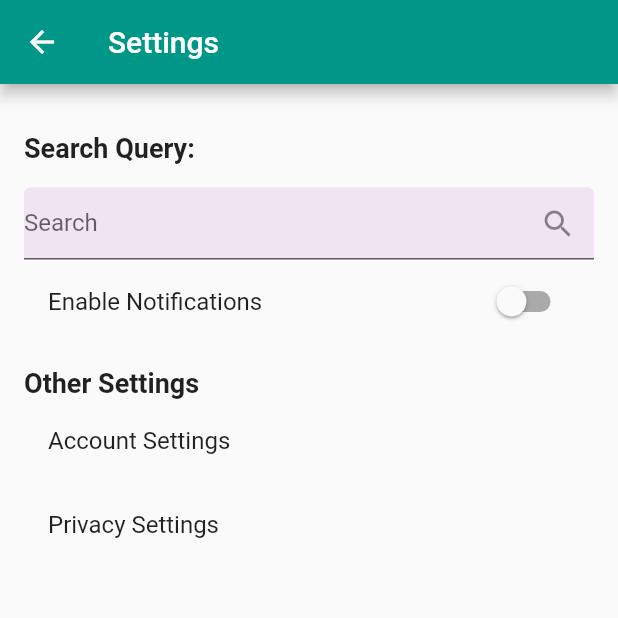
After one commit to sofiapopetrogu/yalla_application, a Flutter app: the HomePage screen opened directly, item 3 of the bottom bar chosen, after a tap on "Enable Notifications", on a phone screen of 412 x 824 dp, the top half of it. The commit adds this screen. Run offline on Flutter 3.47's test engine with Material 2 defaults, Android fonts, the phone set to English and light mode, and no system bars; our stand-ins replace flutter_login, material_design_icons_flutter, shared_preferences; accounts and stored records are empty.

Commit message:
added settings page

```diff
--- a/lib/screens/homepage.dart
+++ b/lib/screens/homepage.dart
@@ -4,6 +4,7 @@ import 'package:shared_preferences/shared_preferences.dart';
 import 'package:material_design_icons_flutter/material_design_icons_flutter.dart';
 import 'package:project_app/screens/profile.dart';
 import 'package:project_app/screens/community.dart';
+import 'package:project_app/screens/settings.dart';
 
 
 class HomePage extends StatelessWidget {
@@ -63,6 +64,9 @@ class HomePage extends StatelessWidget {
            else if (index == 1) {
             _toCommunity(context);
           }
+          else if (index == 2) {
+            _toSettings(context);
+          }
         },
       ),
     );
@@ -94,4 +98,12 @@ class HomePage extends StatelessWidget {
     );
   }
 
+  void _toSettings(BuildContext context) {
+
+    Navigator.push(
+      context,
+      MaterialPageRoute(builder: (context) => Settings()),
+    );
+  }
+
 } //HomePage
--- /dev/null
+++ b/lib/screens/settings.dart
@@ -0,0 +1,114 @@
+// ignore_for_file: prefer_const_literals_to_create_immutables, prefer_const_constructors
+
+import 'package:flutter/material.dart';
+import 'dart:async';
+
+class Settings extends StatefulWidget {
+  const Settings({Key? key}) : super(key: key);
+
+  static const routename = 'Settings';
+
+  @override
+  _SettingsState createState() => _SettingsState();
+}
+
+class _SettingsState extends State<Settings> {
+  bool _notificationEnabled = true;
+  TextEditingController _searchController = TextEditingController();
+  String _searchQuery = '';
+
+  void _performSearch() {
+    String query = _searchController.text;
+    setState(() {
+      _searchQuery = query;
+    });
+    // Implement your search logic here
+    // This is just a sample action
+    showDialog(
+      context: context,
+      builder: (BuildContext context) {
+        return AlertDialog(
+          title: Text('Search'),
+          content: Text('Performing search for: $query'),
+          actions: <Widget>[
+            TextButton(
+              child: Text('OK'),
+              onPressed: () {
+                Navigator.of(context).pop();
+              },
+            ),
+          ],
+        );
+      },
+    );
+  }
+
+  @override
+  void dispose() {
+    _searchController.dispose();
+    super.dispose();
+  }
+
+  @override
+  Widget build(BuildContext context) {
+    return Scaffold(
+      appBar: AppBar(
+        title: Text('Settings'),
+        backgroundColor: Colors.teal, // Set the background color to teal
+      ),
+      body: Padding(
+        padding: EdgeInsets.all(16.0),
+        child: Column(
+          crossAxisAlignment: CrossAxisAlignment.start,
+          children: [
+            SizedBox(height: 16.0),
+            Text(
+              'Search Query: $_searchQuery',
+              style: TextStyle(fontSize: 18.0, fontWeight: FontWeight.bold),
+            ),
+            SizedBox(height: 16.0),
+            TextField(
+              controller: _searchController,
+              decoration: InputDecoration(
+                labelText: 'Search',
+                suffixIcon: IconButton(
+                  icon: Icon(Icons.search),
+                  onPressed: _performSearch,
+                ),
+              ),
+            ),
+            SwitchListTile(
+              title: Text('Enable Notifications'),
+              activeColor: Colors.teal,
+              value: _notificationEnabled,
+              onChanged: (value) {
+                setState(() {
+                  _notificationEnabled = value;
+                });
+              },
+            ),
+            SizedBox(height: 16.0),
+            Text(
+              'Other Settings',
+              style: TextStyle(fontSize: 18.0, fontWeight: FontWeight.bold),
+            ),
+            ListTile(
+              title: Text('Account Settings'),
+              onTap: () {
+                // Perform action when account settings is tapped
+              },
+            ),
+            ListTile(
+              title: Text('Privacy Settings'),
+              onTap: () {
+                // Perform action when privacy settings is tapped
+              },
+            ),
+
+
+          ],
+        ),
+      ),
+    );
+  }
+}
```
